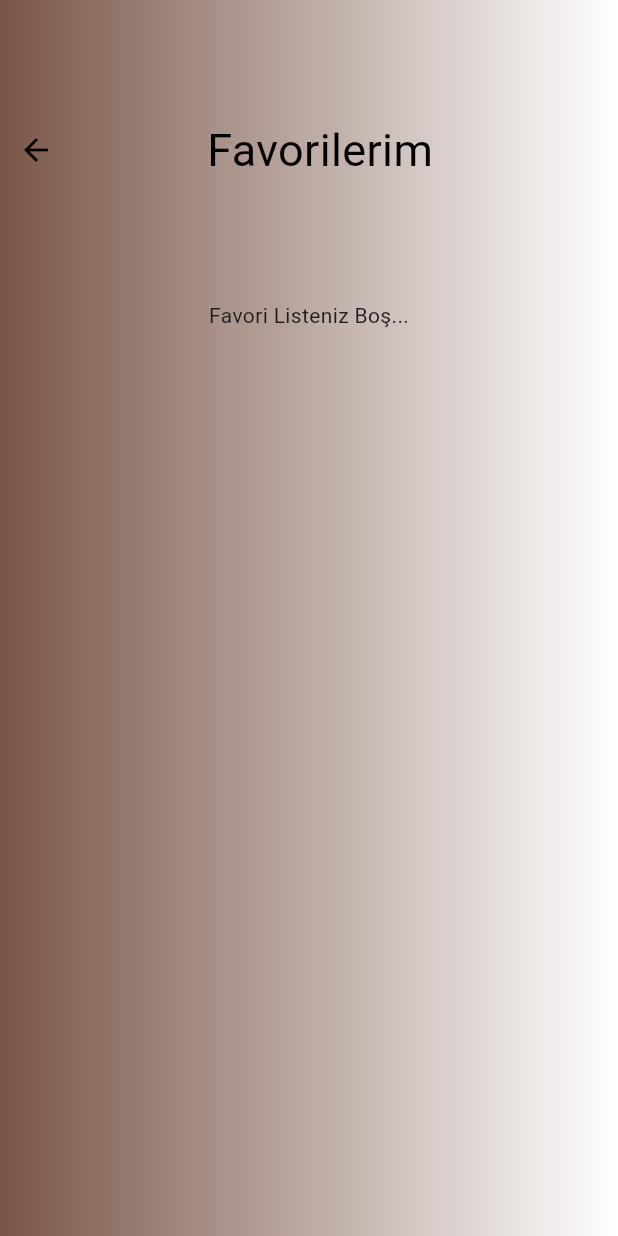
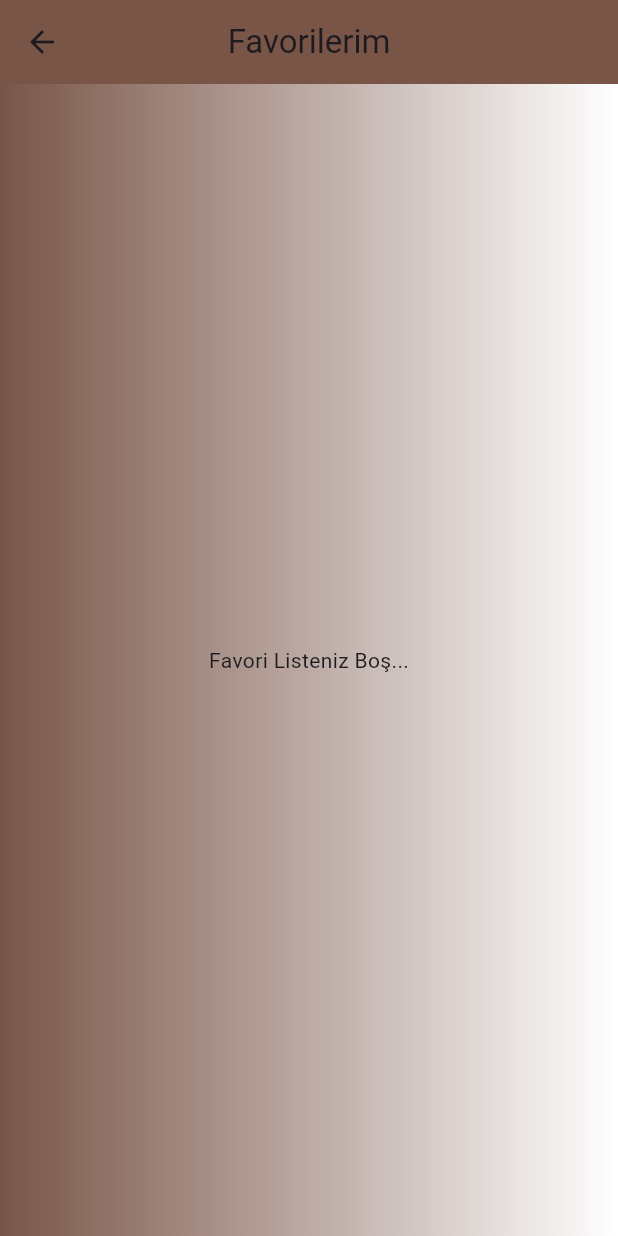
Before and after one commit to kemalgokkaya/CoffeApp, a Flutter app: the screen it shows after launch, after a tap on the "favorite" icon, on a phone screen of 412 x 824 dp. Run offline on Flutter 3.47's test engine with Material 3 defaults, Android fonts, the phone set to English and light mode, and no system bars; our stand-ins replace cached_network_image, dio, flutter_riverpod, flutter_typeahead, freezed_annotation, logger; network calls fail.

Commit message:
favorite button added and edited favorite page

```diff
--- a/lib/page/favorite_page.dart
+++ b/lib/page/favorite_page.dart
@@ -1,3 +1,4 @@
+import 'package:cached_network_image/cached_network_image.dart';
 import 'package:coffe_app/coffe_app.dart';
 import 'package:flutter/material.dart';
 
@@ -12,7 +13,14 @@ class _FavoritePageState extends ConsumerState<FavoritePage> {
   @override
   Widget build(BuildContext context) {
     final favoriteProduct = ref.watch(favoriteProvider);
+    final List<CoffeModel>? productsByCategoryState =
+        ref.watch(productsByCategoryProvider);
     return Scaffold(
+      appBar: AppBar(
+        backgroundColor: Colors.brown,
+        centerTitle: true,
+        title: const Text("Favorilerim"),
+      ),
       body: Container(
         width: MediaQuery.sizeOf(context).width,
         decoration: const BoxDecoration(
@@ -20,61 +28,68 @@ class _FavoritePageState extends ConsumerState<FavoritePage> {
             colors: [Colors.brown, Colors.white],
           ),
         ),
-        child: Column(
+        child: favoriteProduct.isNotEmpty
+            ? GridView.builder(
+                gridDelegate: const SliverGridDelegateWithFixedCrossAxisCount(
+                  crossAxisCount: 1,
+                ),
+                itemCount: favoriteProduct.length,
+                itemBuilder: (BuildContext context, int index) {
+                  CoffeModel favProduct = favoriteProduct[index];
+                  CoffeModel? product = productsByCategoryState?[index];
+                  return Column(
+                    crossAxisAlignment: CrossAxisAlignment.start,
                     children: [
-            Container(
-              margin: const EdgeInsets.symmetric(vertical: 50),
-              height: 100,
-              child: Row(
-                mainAxisAlignment: MainAxisAlignment.start,
+                      Stack(
+                        alignment: Alignment.topRight,
                         children: [
+                          Hero(
+                            tag: favProduct.image ?? "",
+                            child: CachedNetworkImage(
+                              imageUrl: favProduct.image ?? "",
+                            ),
+                          ),
                           IconButton(
                             onPressed: () {
-                      Navigator.pop(
-                        context,
-                        MaterialPageRoute(
-                          builder: (context) => const HomeePage(),
-                        ),
-                      );
+                              var favorites = ref.read(favoriteProvider);
+                              var favoriteController =
+                                  ref.read(favoriteProvider.notifier);
+                              if (!favorites.contains(product)) {
+                                favoriteController.state = [
+                                  ...favorites,
+                                  product!
+                                ];
+                              } else {
+                                favoriteController.state = favorites
+                                    .where((element) => element != product)
+                                    .toList();
+                              }
                             },
                             icon: const Icon(
-                      Icons.arrow_back,
+                              Icons.delete,
                               color: Colors.black,
-                    ),
-                  ),
-                  Container(
-                    margin: const EdgeInsets.only(left: 90),
-                    child: const Text(
-                      "Favorilerim",
-                      style: TextStyle(
-                        fontSize: 30,
-                        color: Colors.black,
-                      ),
                             ),
                           ),
                         ],
                       ),
+                      const SizedBox(
+                        height: 15,
                       ),
-            favoriteProduct.isNotEmpty
-                ? Expanded(
-                    child: GridView.builder(
-                      gridDelegate:
-                          const SliverGridDelegateWithFixedCrossAxisCount(
-                        crossAxisCount: 2,
-                      ),
-                      itemCount: favoriteProduct.length,
-                      itemBuilder: (BuildContext context, int index) {
-                        CoffeModel favProduct = favoriteProduct[index];
-                        return SizedBox(
-                          child: Text("${favProduct.name}"),
+                      Text(
+                        "${favProduct.name}",
+                        style: const TextStyle(
+                            fontSize: 18,
+                            fontWeight: FontWeight.w500,
+                            fontStyle: FontStyle.italic),
+                      )
+                    ],
                   );
                 },
-                    ),
               )
             : const Center(
-                    child: Text("Favori Listeniz Boş..."),
-                  )
-          ],
+                child: Text(
+                  "Favori Listeniz Boş...",
+                ),
               ),
       ),
     );
--- a/lib/page/page.dart
+++ b/lib/page/page.dart
@@ -1,4 +1,4 @@
 export 'package:coffe_app/page/shoping_page.dart';
-export 'package:coffe_app/page/home_page2.dart';
+export 'package:coffe_app/page/home_page.dart';
 export 'package:coffe_app/page/splash_page.dart';
 export 'package:coffe_app/page/favorite_page.dart';
--- a/lib/page/splash_page.dart
+++ b/lib/page/splash_page.dart
@@ -1,4 +1,4 @@
-import 'package:coffe_app/page/home_page2.dart';
+import 'package:coffe_app/page/home_page.dart';
 import 'package:flutter/material.dart';
 
 class SplashPage extends StatefulWidget {
@@ -10,22 +10,24 @@ class SplashPage extends StatefulWidget {
 
 class _SplashPageState extends State<SplashPage> {
   @override
-  void initState() {
+  initState() {
     super.initState();
-    _startDelay();
+    _startDelay(context);
   }
 
-  Future<void> _startDelay() async {
+  Future<void> _startDelay(BuildContext context) async {
     await Future.delayed(
       const Duration(seconds: 2),
     );
 
-    Navigator.pushReplacement(
-      context,
-      MaterialPageRoute(
-        builder: (context) => const HomeePage(),
-      ),
-    );
+    if (context.mounted) {
+      Navigator.pushReplacement(
+        context,
+        MaterialPageRoute(
+          builder: (context) => const HomePage(),
+        ),
+      );
+    }
   }
 
   @override
```
Also changed, not shown: lib/page/home_page.dart (renamed from lib/page/home_page2.dart, +57 -28 lines), lib/page/shoping_page.dart (+11 -4 lines). Lines whose indentation alone changed are shown as unchanged.
